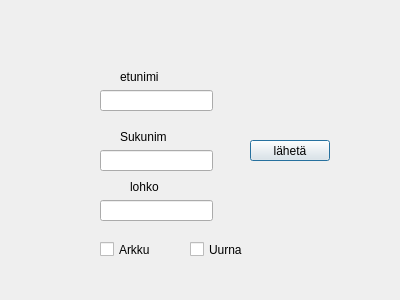
This is adddialog.ui in eelitt/mysliApp as Qt 5 draws it before an edit. The edited form follows.
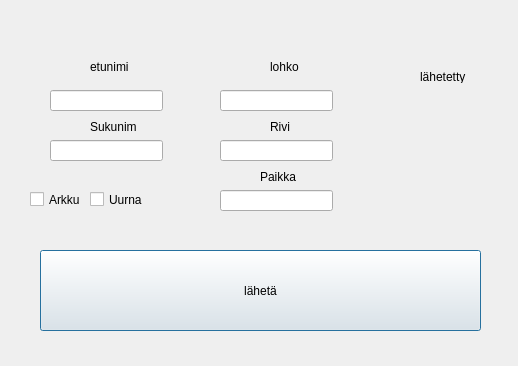
This is the edited form.

Patch:
```diff
--- a/adddialog.ui
+++ b/adddialog.ui
@@ -6,8 +6,8 @@
    <rect>
     <x>0</x>
     <y>0</y>
-    <width>400</width>
-    <height>300</height>
+    <width>518</width>
+    <height>366</height>
    </rect>
   </property>
   <property name="windowTitle">
@@ -16,7 +16,7 @@
   <widget class="QLineEdit" name="etuNimiLaatikko">
    <property name="geometry">
     <rect>
-     <x>100</x>
+     <x>50</x>
      <y>90</y>
      <width>113</width>
      <height>21</height>
@@ -26,8 +26,8 @@
   <widget class="QLineEdit" name="sukunimiLaatikko">
    <property name="geometry">
     <rect>
-     <x>100</x>
-     <y>150</y>
+     <x>50</x>
+     <y>140</y>
      <width>113</width>
      <height>21</height>
     </rect>
@@ -36,8 +36,8 @@
   <widget class="QLineEdit" name="lohkoLaatikko">
    <property name="geometry">
     <rect>
-     <x>100</x>
-     <y>200</y>
+     <x>220</x>
+     <y>90</y>
      <width>113</width>
      <height>21</height>
     </rect>
@@ -46,8 +46,8 @@
   <widget class="QLabel" name="lohkolappu">
    <property name="geometry">
     <rect>
-     <x>130</x>
-     <y>180</y>
+     <x>270</x>
+     <y>60</y>
      <width>47</width>
      <height>13</height>
     </rect>
@@ -59,8 +59,8 @@
   <widget class="QLabel" name="sukunimilappu">
    <property name="geometry">
     <rect>
-     <x>120</x>
-     <y>130</y>
+     <x>90</x>
+     <y>120</y>
      <width>47</width>
      <height>13</height>
     </rect>
@@ -72,8 +72,8 @@
   <widget class="QLabel" name="etulappu">
    <property name="geometry">
     <rect>
-     <x>120</x>
-     <y>70</y>
+     <x>90</x>
+     <y>60</y>
      <width>47</width>
      <height>13</height>
     </rect>
@@ -85,10 +85,10 @@
   <widget class="QPushButton" name="lahetaNappi">
    <property name="geometry">
     <rect>
-     <x>250</x>
-     <y>140</y>
-     <width>80</width>
-     <height>21</height>
+     <x>40</x>
+     <y>250</y>
+     <width>441</width>
+     <height>81</height>
     </rect>
    </property>
    <property name="text">
@@ -98,8 +98,8 @@
   <widget class="QCheckBox" name="arkkuBox">
    <property name="geometry">
     <rect>
-     <x>100</x>
-     <y>240</y>
+     <x>30</x>
+     <y>190</y>
      <width>72</width>
      <height>19</height>
     </rect>
@@ -111,8 +111,8 @@
   <widget class="QCheckBox" name="uurnaBox">
    <property name="geometry">
     <rect>
-     <x>190</x>
-     <y>240</y>
+     <x>90</x>
+     <y>190</y>
      <width>72</width>
      <height>19</height>
     </rect>
@@ -121,6 +121,78 @@
     <string>Uurna</string>
    </property>
   </widget>
+  <widget class="QLabel" name="riviLappu">
+   <property name="geometry">
+    <rect>
+     <x>270</x>
+     <y>120</y>
+     <width>47</width>
+     <height>13</height>
+    </rect>
+   </property>
+   <property name="text">
+    <string>Rivi</string>
+   </property>
+  </widget>
+  <widget class="QLabel" name="paikkaLAppu">
+   <property name="geometry">
+    <rect>
+     <x>260</x>
+     <y>170</y>
+     <width>47</width>
+     <height>13</height>
+    </rect>
+   </property>
+   <property name="text">
+    <string>Paikka</string>
+   </property>
+  </widget>
+  <widget class="QLineEdit" name="riviLaatikko">
+   <property name="geometry">
+    <rect>
+     <x>220</x>
+     <y>140</y>
+     <width>113</width>
+     <height>21</height>
+    </rect>
+   </property>
+  </widget>
+  <widget class="QLineEdit" name="paikkaLaatikko">
+   <property name="geometry">
+    <rect>
+     <x>220</x>
+     <y>190</y>
+     <width>113</width>
+     <height>21</height>
+    </rect>
+   </property>
+  </widget>
+  <widget class="QLabel" name="counterLaatikko">
+   <property name="geometry">
+    <rect>
+     <x>390</x>
+     <y>70</y>
+     <width>31</width>
+     <height>16</height>
+    </rect>
+   </property>
+   <property name="text">
+    <string/>
+   </property>
+  </widget>
+  <widget class="QLabel" name="counterTeksti">
+   <property name="geometry">
+    <rect>
+     <x>420</x>
+     <y>70</y>
+     <width>47</width>
+     <height>13</height>
+    </rect>
+   </property>
+   <property name="text">
+    <string>lähetetty</string>
+   </property>
+  </widget>
  </widget>
  <resources/>
  <connections/>
```
